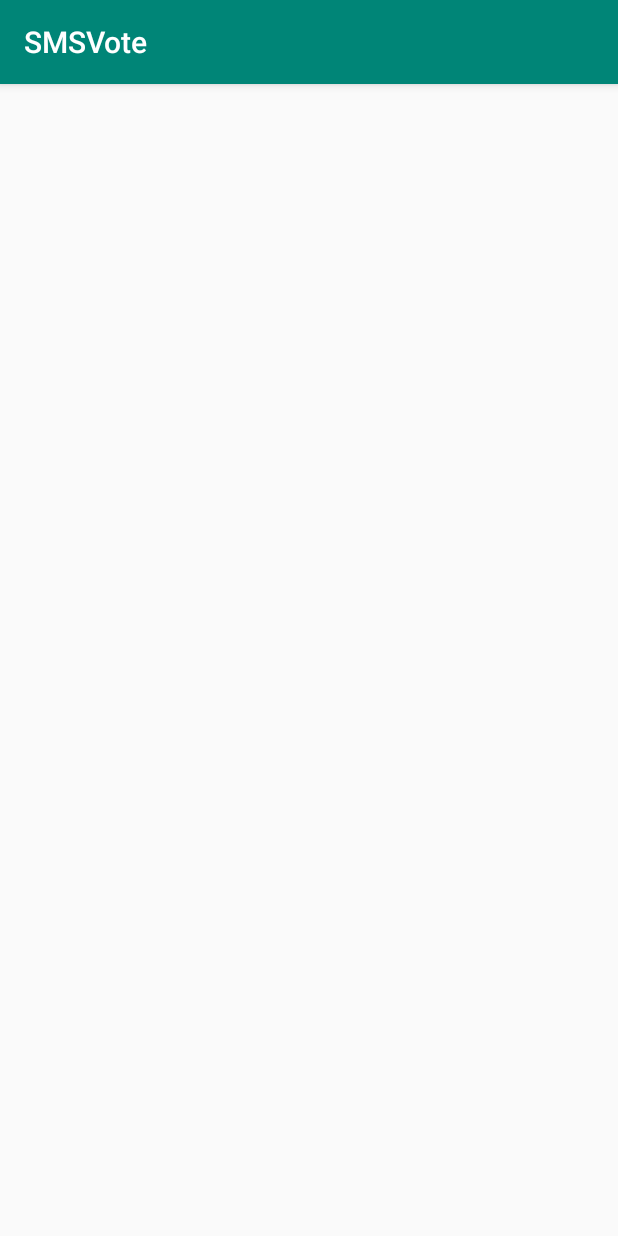
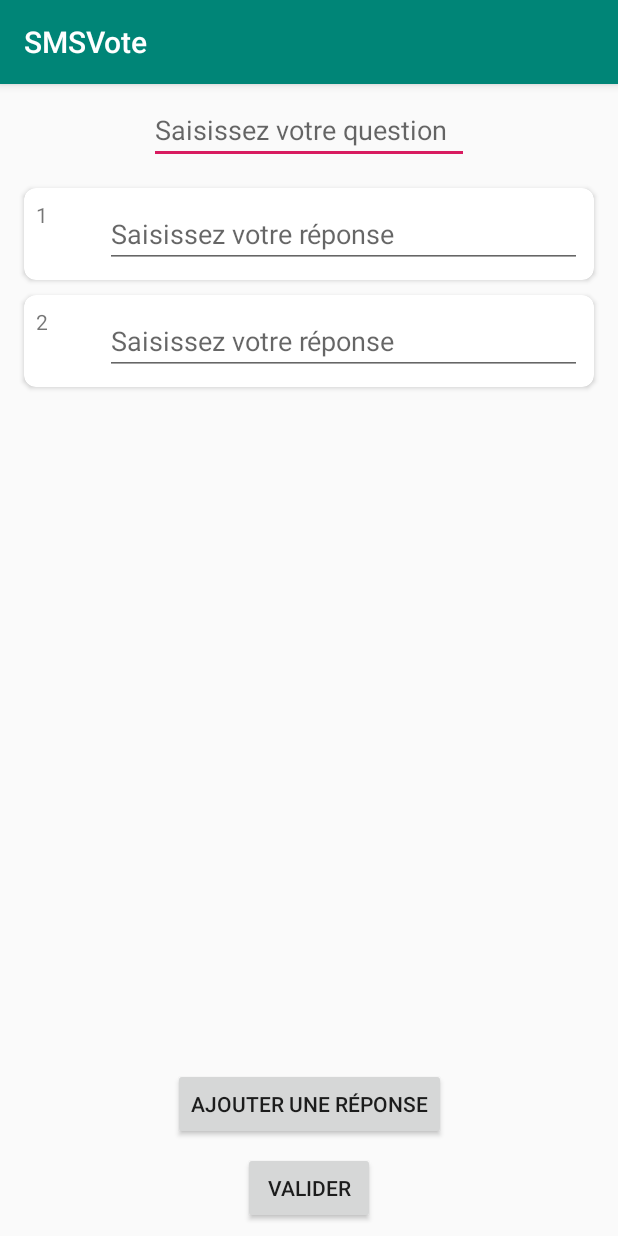
Before and after one commit to PTUT1GosseBonnot/SMS-Vote, an Android app: the screen it shows after launch (VoteCreationActivity), on a phone screen of 412 x 824 dp. Run offline under Robolectric (Android 15) with nearby library versions, the phone set to English and light mode, and no system bars.

Commit message:
answers layout and recycler adapter

```diff
--- a/app/build.gradle
+++ b/app/build.gradle
@@ -31,4 +31,5 @@ dependencies {
     androidTestImplementation 'com.android.support.test:runner:1.0.2'
     androidTestImplementation 'com.android.support.test.espresso:espresso-core:3.0.2'
     implementation 'com.android.support:recyclerview-v7:28.0.0'
+    implementation 'com.android.support:cardview-v7:28.0.0'
 }
--- a/app/src/main/java/com/example/lpiem/smsvote/base/BaseFragment.kt
+++ b/app/src/main/java/com/example/lpiem/smsvote/base/BaseFragment.kt
@@ -1,10 +1,30 @@
 package com.example.lpiem.smsvote.base
 
+import android.os.Bundle
 import android.support.annotation.LayoutRes
 import android.support.v4.app.Fragment
+import android.view.LayoutInflater
+import android.view.View
+import android.view.ViewGroup
 
 abstract class BaseFragment<out P : BasePresenter<BaseView>> : Fragment(), BaseView {
 
     @get:LayoutRes
     protected abstract val layoutId: Int
+
+    protected abstract val presenter: P
+
+    override fun onCreateView(inflater: LayoutInflater, container: ViewGroup?, savedInstanceState: Bundle?): View? {
+        return inflater.inflate(layoutId, container, false)
+    }
+
+    override fun onActivityCreated(savedInstanceState: Bundle?) {
+        super.onActivityCreated(savedInstanceState)
+        presenter.attach(this)
+    }
+
+    override fun onDestroyView() {
+        presenter.detach()
+        super.onDestroyView()
+    }
 }
--- a/app/src/main/java/com/example/lpiem/smsvote/entity/Response.kt
+++ b/app/src/main/java/com/example/lpiem/smsvote/entity/Response.kt
@@ -1,3 +1,3 @@
 package com.example.lpiem.smsvote.entity
 
-data class Response(val id: Int, val response: String)
+data class Response(val id: Int, var response: String?)
--- a/app/src/main/java/com/example/lpiem/smsvote/presentation/ui/activities/VoteCreationActivity.kt
+++ b/app/src/main/java/com/example/lpiem/smsvote/presentation/ui/activities/VoteCreationActivity.kt
@@ -1,11 +1,9 @@
 package com.example.lpiem.smsvote.presentation.ui.activities
 
-import android.Manifest
+import android.os.Bundle
 import android.support.v7.app.AppCompatActivity
-import android.os.Bundle
 import com.example.lpiem.smsvote.R
 import com.example.lpiem.smsvote.presentation.ui.fragments.VoteCreationFragment
-import com.example.lpiem.smsvote.utils.PermisionUtil
 
 class VoteCreationActivity : AppCompatActivity() {
 
--- /dev/null
+++ b/app/src/main/java/com/example/lpiem/smsvote/presentation/ui/adapter/AnswersAdapter.kt
@@ -0,0 +1,57 @@
+package com.example.lpiem.smsvote.presentation.ui.adapter
+
+import android.support.v7.widget.RecyclerView
+import android.text.TextWatcher
+import android.view.LayoutInflater
+import android.view.View
+import android.view.ViewGroup
+import com.example.lpiem.smsvote.R
+import com.example.lpiem.smsvote.entity.Response
+import kotlinx.android.synthetic.main.recycler_view_answer_item.view.*
+import android.text.Editable
+import android.util.Log
+import android.widget.EditText
+
+
+class AnswersAdapter(private val answersList: ArrayList<Response>) : RecyclerView.Adapter<AnswersAdapter.ViewHolder>() {
+
+    override fun onCreateViewHolder(parent: ViewGroup, p1: Int): ViewHolder {
+        val v = LayoutInflater.from(parent.context).inflate(R.layout.recycler_view_answer_item, parent, false)
+        return ViewHolder(v)
+    }
+
+    override fun onBindViewHolder(holder: ViewHolder, position: Int) {
+        holder.bindItems()
+    }
+
+    override fun getItemCount(): Int {
+        return answersList.size
+    }
+
+    inner class ViewHolder(view: View) : RecyclerView.ViewHolder(view) {
+        val context = itemView.context
+        val editText = itemView.editTextAnswer
+
+        init {
+            editText.addTextChangedListener(object : TextWatcher {
+                override fun beforeTextChanged(charSequence: CharSequence, i: Int, i1: Int, i2: Int) {
+
+                }
+
+                override fun onTextChanged(charSequence: CharSequence, i: Int, i1: Int, i2: Int) {
+
+                    answersList[adapterPosition].response = editText.text.toString()
+                }
+
+                override fun afterTextChanged(editable: Editable) {
+
+                }
+            })
+        }
+
+        fun bindItems() {
+            itemView.editTextAnswer.setText(answersList[adapterPosition].response)
+            itemView.textViewId.text = answersList[adapterPosition].id.toString()
+        }
+    }
+}
--- a/app/src/main/java/com/example/lpiem/smsvote/presentation/ui/fragments/VoteCreationFragment.kt
+++ b/app/src/main/java/com/example/lpiem/smsvote/presentation/ui/fragments/VoteCreationFragment.kt
@@ -2,18 +2,24 @@ package com.example.lpiem.smsvote.presentation.ui.fragments
 
 import android.Manifest
 import android.os.Bundle
+import android.support.v7.recyclerview.extensions.ListAdapter
+import android.support.v7.widget.LinearLayoutManager
+import android.widget.LinearLayout
 import com.example.lpiem.smsvote.R
 import com.example.lpiem.smsvote.base.BaseFragment
-import com.example.lpiem.smsvote.base.BasePresenter
-import com.example.lpiem.smsvote.base.BaseView
+import com.example.lpiem.smsvote.entity.Response
 import com.example.lpiem.smsvote.presentation.presenter.VoteCreationFragmentPresenter
 import com.example.lpiem.smsvote.presentation.presenter.VoteCretionView
+import com.example.lpiem.smsvote.presentation.ui.adapter.AnswersAdapter
 import com.example.lpiem.smsvote.utils.PermisionUtil
+import kotlinx.android.synthetic.main.vote_creation_fragment.*
 
 class VoteCreationFragment : BaseFragment<VoteCreationFragmentPresenter>(), VoteCretionView {
 
     override val layoutId: Int = R.layout.vote_creation_fragment
-    lateinit var presenter: BasePresenter<BaseView>
+    override var presenter: VoteCreationFragmentPresenter = VoteCreationFragmentPresenter()
+
+    private val answers: ArrayList<Response> = ArrayList()
 
     override fun displayLoader() {
         TODO("not implemented") //To change body of created functions use File | Settings | File Templates.
@@ -29,9 +35,29 @@ class VoteCreationFragment : BaseFragment<VoteCreationFragmentPresenter>(), Vote
 
     override fun onActivityCreated(savedInstanceState: Bundle?) {
         super.onActivityCreated(savedInstanceState)
-        presenter = VoteCreationFragmentPresenter()
         presenter.attach(this)
         PermisionUtil.askForPermission(activity!!, Manifest.permission.RECEIVE_SMS, 15)
+        recyclerViewAnswers.layoutManager = LinearLayoutManager(context, LinearLayout.VERTICAL, false)
+        for (i in 0 until 2) {
+            answers.add(Response(answers.size + 1, null))
+        }
+        val adapter = AnswersAdapter(answers)
+        recyclerViewAnswers.adapter = adapter
+        addAnswerButton.setOnClickListener {
+            if (answers.none { response ->
+                    response.response.isNullOrBlank()
+                }) {
+                answers.add(Response(answers.size + 1, null))
+                adapter.notifyDataSetChanged()
+            }
+        }
+        validateButton.setOnClickListener {
+            if (answers.none { response ->
+                    response.response.isNullOrBlank()
+                } && !questionEditText.text.isNullOrBlank()) {
+                TODO("Switch to next activity")
+            }
+        }
     }
 
 }
--- /dev/null
+++ b/app/src/main/res/layout/recycler_view_answer_item.xml
@@ -0,0 +1,31 @@
+<?xml version="1.0" encoding="utf-8"?>
+
+
+<android.support.v7.widget.CardView
+        android:layout_width="match_parent"
+        android:layout_height="wrap_content"
+        android:layout_marginBottom="2dp"
+        app:layout_constraintBottom_toBottomOf="parent" android:layout_marginTop="8dp"
+        app:layout_constraintTop_toTopOf="parent" app:layout_constraintStart_toStartOf="parent"
+        android:layout_marginStart="8dp" app:layout_constraintEnd_toEndOf="parent" android:layout_marginEnd="8dp"
+        app:cardCornerRadius="8dp" xmlns:app="http://schemas.android.com/apk/res-auto"
+        xmlns:android="http://schemas.android.com/apk/res/android">
+        <LinearLayout
+                android:orientation="horizontal"
+                android:layout_width="match_parent"
+                android:layout_height="match_parent">
+            <TextView
+                    android:id="@+id/textViewId"
+                    android:text="id"
+                    android:layout_width="30dp"
+                    android:layout_height="match_parent"
+                    android:layout_margin="8dp"/>
+            <EditText
+                    android:id="@+id/editTextAnswer"
+                    android:layout_width="match_parent"
+                    android:layout_height="match_parent"
+                    android:layout_margin="8dp"
+                    android:hint="@string/typeYourAnswer"
+                    android:ems="10" android:inputType="textLongMessage"/>
+        </LinearLayout>
+    </android.support.v7.widget.CardView>
--- a/app/src/main/res/layout/vote_creation_fragment.xml
+++ b/app/src/main/res/layout/vote_creation_fragment.xml
@@ -32,6 +32,7 @@
             android:layout_marginEnd="8dp" app:layout_constraintStart_toStartOf="parent"
             android:layout_marginStart="8dp"/>
     <android.support.v7.widget.RecyclerView
+            android:id="@+id/recyclerViewAnswers"
             android:layout_width="0dp"
             android:layout_height="0dp"
             app:layout_constraintTop_toBottomOf="@+id/questionEditText"
--- a/app/src/main/res/values/strings.xml
+++ b/app/src/main/res/values/strings.xml
@@ -6,4 +6,5 @@
     <string name="addAnswerButton">Ajouter une réponse</string>
     <string name="validateButton">Valider</string>
     <string name="typeYourQuestion">Saisissez votre question</string>
+    <string name="typeYourAnswer">Saisissez votre réponse</string>
 </resources>
```
